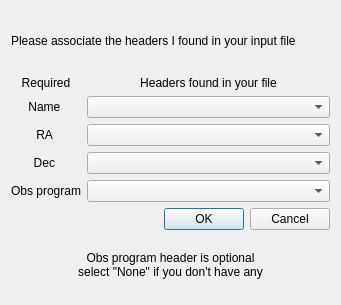
This is pouet/headerdialog.ui in vbonvin/POUET as Qt 5 draws it before an edit. The edited form follows.
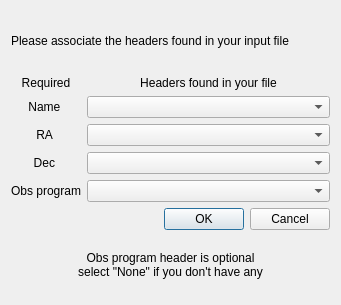
This is the edited form.

Diff of the .ui file:
```diff
--- a/pouet/headerdialog.ui
+++ b/pouet/headerdialog.ui
@@ -17,7 +17,7 @@
    <item>
     <widget class="QLabel" name="headerInstructions">
      <property name="text">
-      <string>Please associate the headers I found in your input file</string>
+      <string>Please associate the headers found in your input file</string>
      </property>
      <property name="alignment">
       <set>Qt::AlignJustify|Qt::AlignVCenter</set>
```
Left out of the diff: 2 changed lines with no effect on the pictures.
